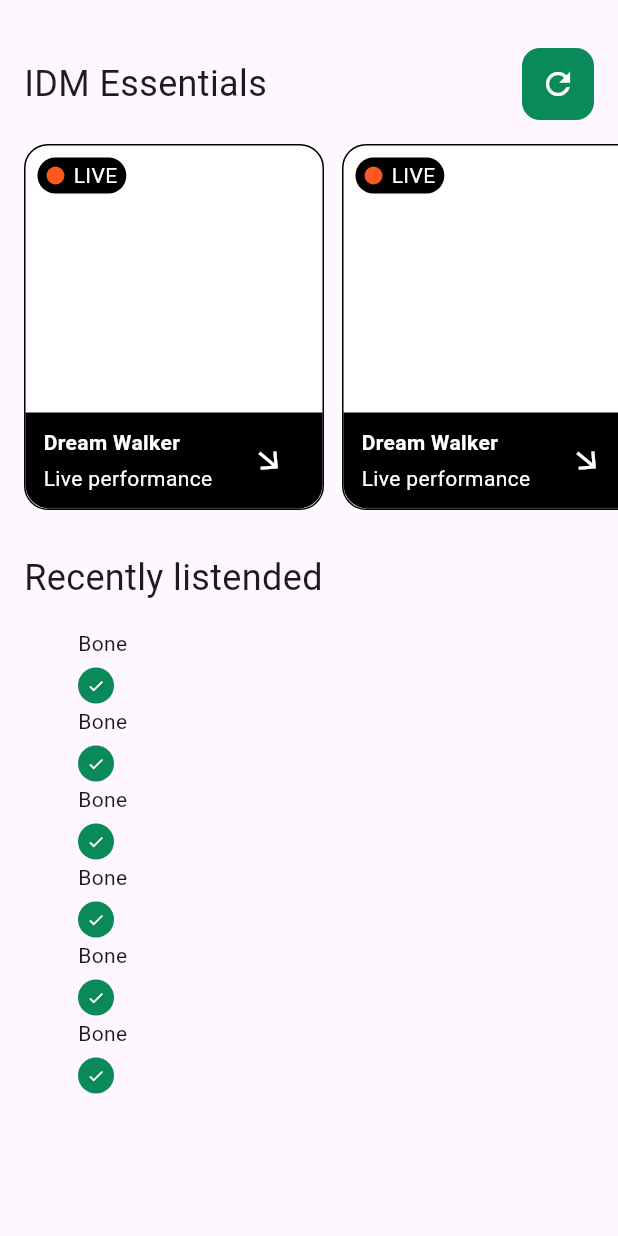
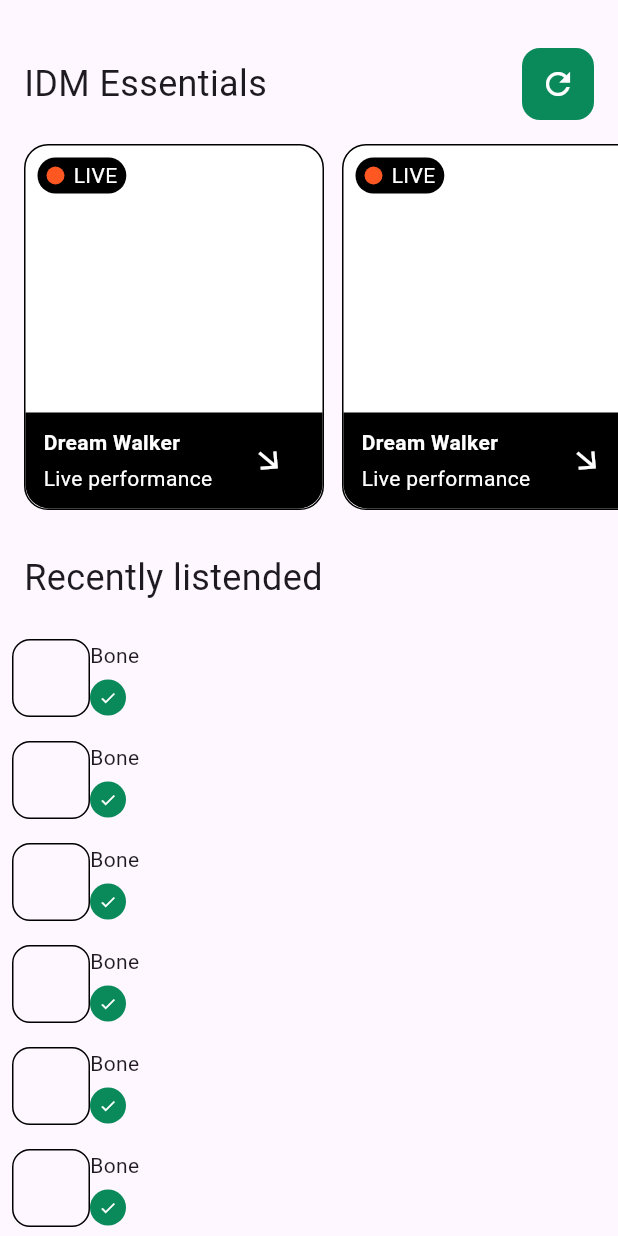
Before and after one commit to JAICHANGPARK/flutter_notebook_chapter_43, a Flutter app: the MusicPlayerIdmPage widget shown alone on an empty page, opened directly, on a phone screen of 412 x 824 dp. Run offline on Flutter 3.47's test engine with Material 3 defaults, Android fonts, the phone set to English and light mode, and no system bars; our stand-ins replace gap, hugeicons.

Commit message:
Update music_player_idm_page.dart

```diff
--- a/lib/ep2157_music_player_app/ui/home/widgets/music_player_idm_page.dart
+++ b/lib/ep2157_music_player_app/ui/home/widgets/music_player_idm_page.dart
@@ -140,13 +140,16 @@ class MusicPlayerIdmPage extends StatelessWidget {
             ),
             Column(
                 children: List.generate(6, (index) {
-              return Row(
+              return Padding(
+                padding: const EdgeInsets.all(8.0),
+                child: Row(
                   children: [
                     Container(
                       height: 52,
                       width: 52,
                       decoration: BoxDecoration(
                         borderRadius: BorderRadius.circular(12),
+                        border: Border.all()
                       ),
                     ),
                     Expanded(
@@ -171,6 +174,7 @@ class MusicPlayerIdmPage extends StatelessWidget {
                       ],
                     ))
                   ],
+                ),
               );
             }).toList())
           ],
```
Lines whose indentation alone changed are shown as unchanged.
